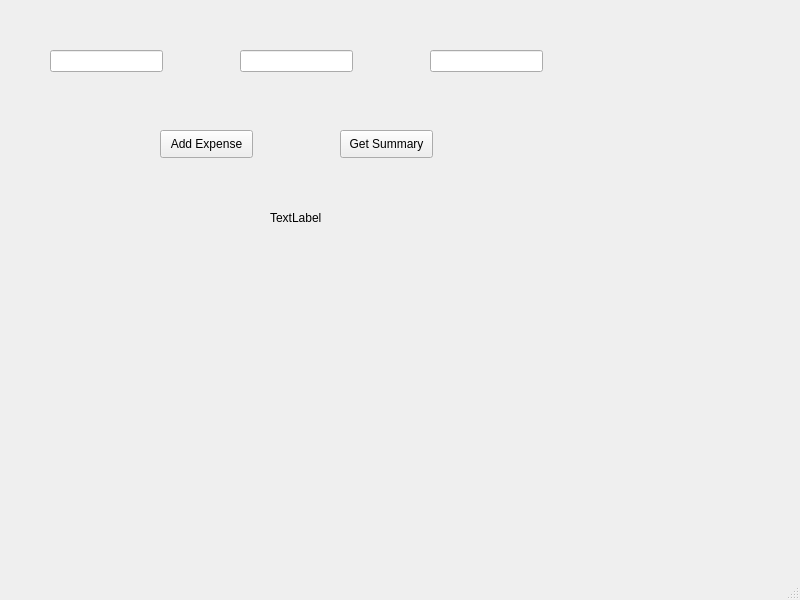
Qt form mainwindow.ui (nwr27/Anangi) before a commit.
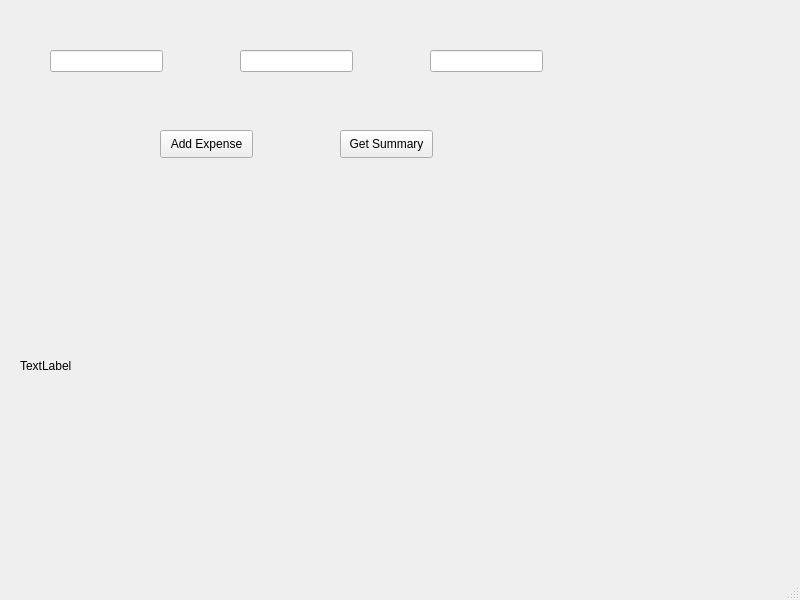
The same form after that commit.

The edit to the form file:
```diff
--- a/mainwindow.ui
+++ b/mainwindow.ui
@@ -73,10 +73,10 @@
    <widget class="QLabel" name="resultLabel">
     <property name="geometry">
      <rect>
-      <x>270</x>
-      <y>210</y>
-      <width>55</width>
-      <height>16</height>
+      <x>20</x>
+      <y>190</y>
+      <width>741</width>
+      <height>351</height>
      </rect>
     </property>
     <property name="text">
```
